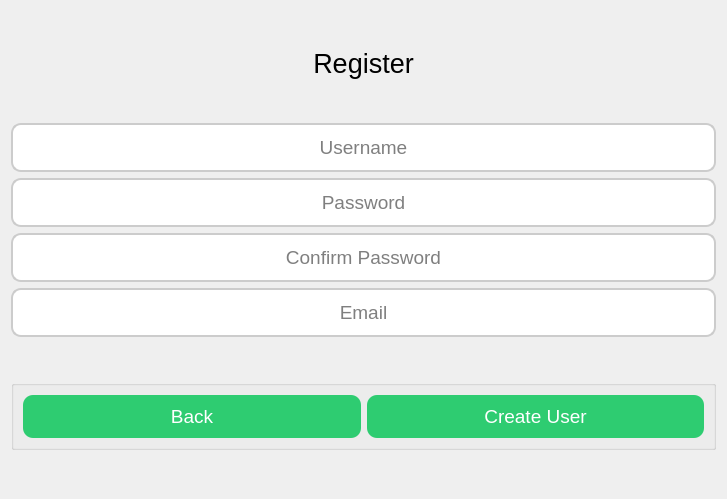
First picture: the form in Client/Client/RegisterPage.ui, repository Yahel972/ctrl_yourself, before the edit.
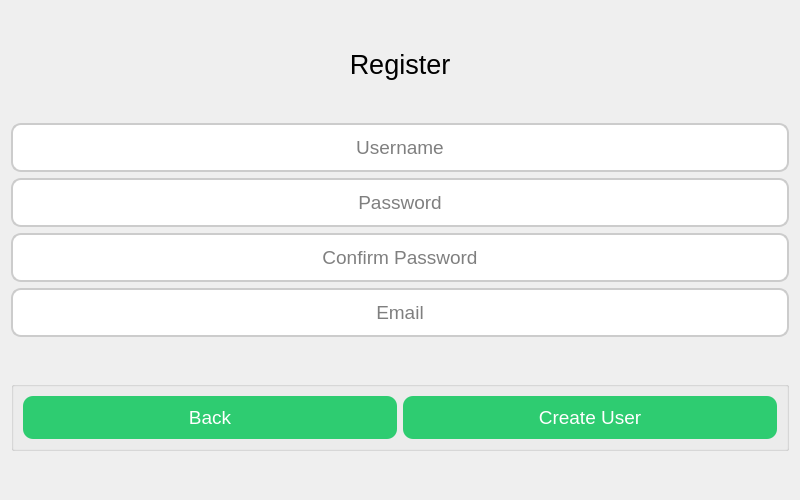
Second picture: the form after the edit.

What changed in the file:
```diff
--- a/Client/Client/RegisterPage.ui
+++ b/Client/Client/RegisterPage.ui
@@ -6,8 +6,8 @@
    <rect>
     <x>0</x>
     <y>0</y>
-    <width>727</width>
-    <height>499</height>
+    <width>800</width>
+    <height>500</height>
    </rect>
   </property>
   <property name="windowTitle">
```
